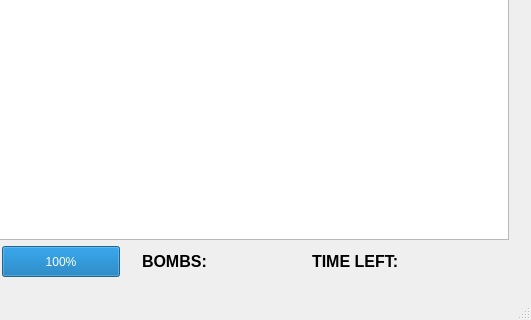
First picture: the form in Game/mainwindow.ui, repository KahalaV/OTEK, before the edit; both pictures show x 598 to 1129 and y 364 to 684 of the 1129 by 684 pixel window.
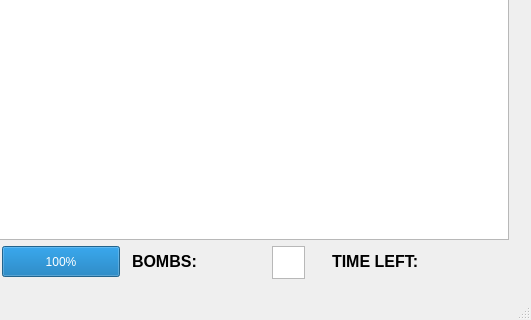
Second picture: the form after the edit.

Commit message: Added graphicsScene to mainWindow that shows a nuke symbol if player has nuke ready to drop

```diff
--- a/Game/mainwindow.ui
+++ b/Game/mainwindow.ui
@@ -109,7 +109,7 @@
    <widget class="QLabel" name="timeLeftTitleLabel">
     <property name="geometry">
      <rect>
-      <x>910</x>
+      <x>930</x>
       <y>610</y>
       <width>101</width>
       <height>31</height>
@@ -129,9 +129,9 @@
    <widget class="QLabel" name="timeLeftLabel">
     <property name="geometry">
      <rect>
-      <x>1020</x>
+      <x>1030</x>
       <y>610</y>
-      <width>81</width>
+      <width>71</width>
       <height>31</height>
      </rect>
     </property>
@@ -147,9 +147,9 @@
    <widget class="QLabel" name="bombsLeftLabel">
     <property name="geometry">
      <rect>
-      <x>820</x>
+      <x>800</x>
       <y>610</y>
-      <width>61</width>
+      <width>51</width>
       <height>31</height>
      </rect>
     </property>
@@ -165,7 +165,7 @@
    <widget class="QLabel" name="bombsLeftTitleLabel">
     <property name="geometry">
      <rect>
-      <x>740</x>
+      <x>730</x>
       <y>610</y>
       <width>71</width>
       <height>31</height>
@@ -233,6 +233,16 @@
      <string/>
     </property>
    </widget>
+   <widget class="QGraphicsView" name="nukeGraphicsView">
+    <property name="geometry">
+     <rect>
+      <x>870</x>
+      <y>610</y>
+      <width>33</width>
+      <height>33</height>
+     </rect>
+    </property>
+   </widget>
   </widget>
   <widget class="QMenuBar" name="menubar">
    <property name="geometry">
```
The commit also changes 6 other files.
